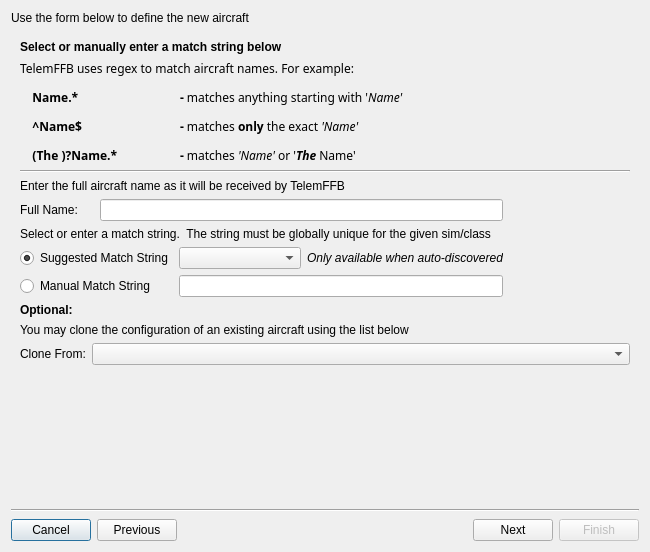
Old version of the form SM/new_aircraft_wizard.ui in the repository walmis/VPforce-TelemFFB.
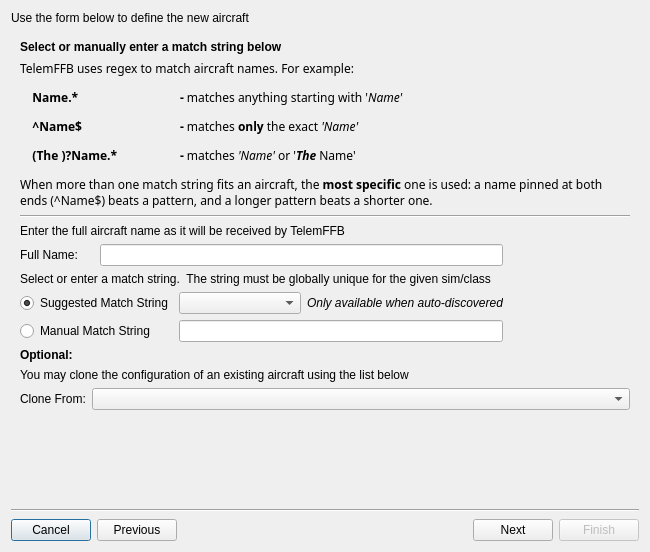
New version of the form. Custom widgets are drawn as their Qt base class.

Commit message: profiles: overhaul the model regex matching to be truly 'most specific match wins'

```diff
--- a/SM/new_aircraft_wizard.ui
+++ b/SM/new_aircraft_wizard.ui
@@ -357,7 +357,10 @@
 &lt;p style=&quot; margin-top:0px; margin-bottom:0px; margin-left:0px; margin-right:0px; -qt-block-indent:0; text-indent:0px;&quot;&gt;TelemFFB uses regex to match aircraft names. For example:&lt;/p&gt;
 &lt;p style=&quot; margin-top:12px; margin-bottom:12px; margin-left:0px; margin-right:0px; -qt-block-indent:0; text-indent:0px;&quot;&gt;&lt;span style=&quot; font-weight:700;&quot;&gt;    Name.*		- &lt;/span&gt;matches anything starting with '&lt;span style=&quot; font-style:italic;&quot;&gt;Name'&lt;/span&gt;&lt;/p&gt;
 &lt;p style=&quot; margin-top:12px; margin-bottom:12px; margin-left:0px; margin-right:0px; -qt-block-indent:0; text-indent:0px;&quot;&gt;&lt;span style=&quot; font-weight:700;&quot;&gt;    ^Name$		- &lt;/span&gt;matches &lt;span style=&quot; font-weight:700;&quot;&gt;only&lt;/span&gt; the exact &lt;span style=&quot; font-style:italic;&quot;&gt;'Name'&lt;/span&gt;&lt;/p&gt;
-&lt;p style=&quot; margin-top:12px; margin-bottom:12px; margin-left:0px; margin-right:0px; -qt-block-indent:0; text-indent:0px;&quot;&gt;&lt;span style=&quot; font-weight:700;&quot;&gt;    (The )?Name.*	- &lt;/span&gt;matches &lt;span style=&quot; font-style:italic;&quot;&gt;'Name'&lt;/span&gt; or '&lt;span style=&quot; font-weight:700; font-style:italic;&quot;&gt;The&lt;/span&gt; Name'&lt;/p&gt;&lt;/body&gt;&lt;/html&gt;</string>
+&lt;p style=&quot; margin-top:12px; margin-bottom:12px; margin-left:0px; margin-right:0px; -qt-block-indent:0; text-indent:0px;&quot;&gt;&lt;span style=&quot; font-weight:700;&quot;&gt;    (The )?Name.*	- &lt;/span&gt;matches &lt;span style=&quot; font-style:italic;&quot;&gt;'Name'&lt;/span&gt; or '&lt;span style=&quot; font-weight:700; font-style:italic;&quot;&gt;The&lt;/span&gt; Name'&lt;/p&gt;&lt;p style=&quot; margin-top:12px; margin-bottom:0px; margin-left:0px; margin-right:0px; -qt-block-indent:0; text-indent:0px;&quot;&gt;When more than one match string fits an aircraft, the &lt;span style=&quot; font-weight:700;&quot;&gt;most specific&lt;/span&gt; one is used: a name pinned at both ends (^Name$) beats a pattern, and a longer pattern beats a shorter one.&lt;/p&gt;&lt;/body&gt;&lt;/html&gt;</string>
+         </property>
+         <property name="wordWrap">
+          <bool>true</bool>
          </property>
         </widget>
        </item>
```
The commit also changes 28 other files.
